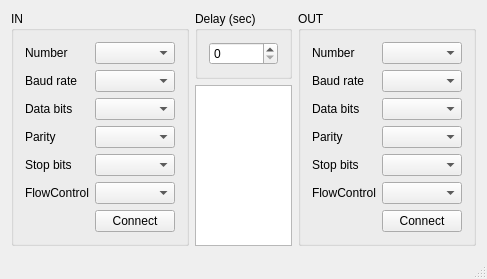
The window that mainwindow.ui (jivilkov/COMDoubler) describes before a commit, drawn with Qt 5.
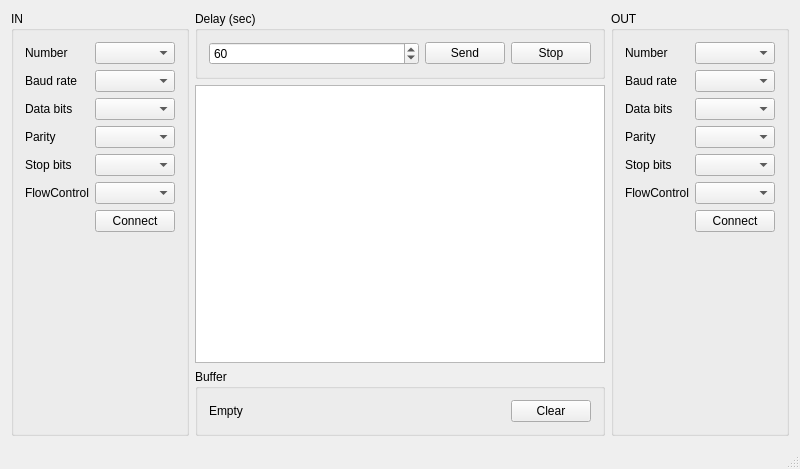
The same window after the commit.

The edit to the form file:
```diff
--- a/mainwindow.ui
+++ b/mainwindow.ui
@@ -6,46 +6,156 @@
    <rect>
     <x>0</x>
     <y>0</y>
-    <width>487</width>
-    <height>279</height>
+    <width>800</width>
+    <height>469</height>
    </rect>
   </property>
+  <property name="minimumSize">
+   <size>
+    <width>0</width>
+    <height>0</height>
+   </size>
+  </property>
+  <property name="baseSize">
+   <size>
+    <width>0</width>
+    <height>0</height>
+   </size>
+  </property>
   <property name="windowTitle">
    <string>MainWindow</string>
   </property>
   <widget class="QWidget" name="centralWidget">
    <layout class="QGridLayout" name="gridLayout_4">
-    <item row="0" column="0" rowspan="2">
+    <item row="0" column="1">
+     <widget class="QGroupBox" name="groupBox_3">
+      <property name="sizePolicy">
+       <sizepolicy hsizetype="Preferred" vsizetype="Preferred">
+        <horstretch>0</horstretch>
+        <verstretch>1</verstretch>
+       </sizepolicy>
+      </property>
+      <property name="title">
+       <string>Delay (sec)</string>
+      </property>
+      <layout class="QGridLayout" name="gridLayout_3">
+       <item row="0" column="1">
+        <widget class="QPushButton" name="buttonSend">
+         <property name="sizePolicy">
+          <sizepolicy hsizetype="Preferred" vsizetype="Fixed">
+           <horstretch>1</horstretch>
+           <verstretch>0</verstretch>
+          </sizepolicy>
+         </property>
+         <property name="text">
+          <string>Send</string>
+         </property>
+        </widget>
+       </item>
+       <item row="0" column="2">
+        <widget class="QPushButton" name="buttonStop">
+         <property name="sizePolicy">
+          <sizepolicy hsizetype="Preferred" vsizetype="Fixed">
+           <horstretch>1</horstretch>
+           <verstretch>0</verstretch>
+          </sizepolicy>
+         </property>
+         <property name="text">
+          <string>Stop</string>
+         </property>
+        </widget>
+       </item>
+       <item row="0" column="0">
+        <widget class="QSpinBox" name="spinBox">
+         <property name="sizePolicy">
+          <sizepolicy hsizetype="Preferred" vsizetype="Fixed">
+           <horstretch>4</horstretch>
+           <verstretch>0</verstretch>
+          </sizepolicy>
+         </property>
+         <property name="minimum">
+          <number>1</number>
+         </property>
+         <property name="maximum">
+          <number>3600</number>
+         </property>
+         <property name="value">
+          <number>60</number>
+         </property>
+        </widget>
+       </item>
+      </layout>
+     </widget>
+    </item>
+    <item row="1" column="1">
+     <widget class="QPlainTextEdit" name="textBrowser">
+      <property name="sizePolicy">
+       <sizepolicy hsizetype="Expanding" vsizetype="Preferred">
+        <horstretch>0</horstretch>
+        <verstretch>20</verstretch>
+       </sizepolicy>
+      </property>
+     </widget>
+    </item>
+    <item row="2" column="1">
+     <widget class="QGroupBox" name="groupBox_4">
+      <property name="sizePolicy">
+       <sizepolicy hsizetype="Preferred" vsizetype="Preferred">
+        <horstretch>0</horstretch>
+        <verstretch>1</verstretch>
+       </sizepolicy>
+      </property>
+      <property name="title">
+       <string>Buffer</string>
+      </property>
+      <layout class="QHBoxLayout" name="horizontalLayout">
+       <item>
+        <widget class="QLabel" name="currentByte">
+         <property name="sizePolicy">
+          <sizepolicy hsizetype="Preferred" vsizetype="Preferred">
+           <horstretch>8</horstretch>
+           <verstretch>0</verstretch>
+          </sizepolicy>
+         </property>
+         <property name="text">
+          <string>Empty</string>
+         </property>
+        </widget>
+       </item>
+       <item>
+        <widget class="QPushButton" name="clearBufferButton">
+         <property name="sizePolicy">
+          <sizepolicy hsizetype="Preferred" vsizetype="Fixed">
+           <horstretch>1</horstretch>
+           <verstretch>0</verstretch>
+          </sizepolicy>
+         </property>
+         <property name="text">
+          <string>Clear</string>
+         </property>
+        </widget>
+       </item>
+      </layout>
+     </widget>
+    </item>
+    <item row="0" column="0" rowspan="3">
      <widget class="QGroupBox" name="groupBox">
       <property name="title">
        <string>IN</string>
       </property>
       <layout class="QGridLayout" name="gridLayout">
-       <item row="3" column="1">
-        <widget class="QComboBox" name="comboBoxParityIn"/>
-       </item>
-       <item row="1" column="1">
-        <widget class="QComboBox" name="comboBoxBaudRateIn"/>
-       </item>
-       <item row="3" column="0">
-        <widget class="QLabel" name="label_4">
-         <property name="text">
-          <string>Parity</string>
-         </property>
-        </widget>
-       </item>
-       <item row="5" column="0">
-        <widget class="QLabel" name="label_6">
-         <property name="text">
-          <string>FlowControl</string>
-         </property>
-        </widget>
-       </item>
        <item row="0" column="1">
         <widget class="QComboBox" name="comboBoxNumberIn"/>
        </item>
-       <item row="2" column="1">
-        <widget class="QComboBox" name="comboBoxDataBitsIn"/>
+       <item row="0" column="0">
+        <widget class="QLabel" name="label">
+         <property name="text">
+          <string>Number</string>
+         </property>
+        </widget>
+       </item>
+       <item row="5" column="1">
+        <widget class="QComboBox" name="comboBoxFlowControlIn"/>
        </item>
        <item row="4" column="0">
         <widget class="QLabel" name="label_5">
@@ -54,6 +164,13 @@
          </property>
         </widget>
        </item>
+       <item row="7" column="1">
+        <widget class="QPushButton" name="buttonIN">
+         <property name="text">
+          <string>Connect</string>
+         </property>
+        </widget>
+       </item>
        <item row="1" column="0">
         <widget class="QLabel" name="label_2">
          <property name="text">
@@ -61,16 +178,32 @@
          </property>
         </widget>
        </item>
-       <item row="0" column="0">
-        <widget class="QLabel" name="label">
+       <item row="5" column="0">
+        <widget class="QLabel" name="label_6">
          <property name="text">
-          <string>Number</string>
+          <string>FlowControl</string>
          </property>
         </widget>
        </item>
        <item row="4" column="1">
         <widget class="QComboBox" name="comboBoxStopBitsIn"/>
        </item>
+       <item row="3" column="0">
+        <widget class="QLabel" name="label_4">
+         <property name="text">
+          <string>Parity</string>
+         </property>
+        </widget>
+       </item>
+       <item row="3" column="1">
+        <widget class="QComboBox" name="comboBoxParityIn"/>
+       </item>
+       <item row="1" column="1">
+        <widget class="QComboBox" name="comboBoxBaudRateIn"/>
+       </item>
+       <item row="2" column="1">
+        <widget class="QComboBox" name="comboBoxDataBitsIn"/>
+       </item>
        <item row="2" column="0">
         <widget class="QLabel" name="label_3">
          <property name="text">
@@ -78,52 +211,44 @@
          </property>
         </widget>
        </item>
-       <item row="5" column="1">
-        <widget class="QComboBox" name="comboBoxFlowControlIn"/>
-       </item>
-       <item row="6" column="1">
-        <widget class="QPushButton" name="buttonIN">
-         <property name="text">
-          <string>Connect</string>
+       <item row="8" column="1">
+        <spacer name="verticalSpacer">
+         <property name="orientation">
+          <enum>Qt::Vertical</enum>
          </property>
-        </widget>
+         <property name="sizeHint" stdset="0">
+          <size>
+           <width>20</width>
+           <height>40</height>
+          </size>
+         </property>
+        </spacer>
        </item>
       </layout>
      </widget>
     </item>
-    <item row="0" column="1">
-     <widget class="QGroupBox" name="groupBox_3">
-      <property name="title">
-       <string>Delay (sec)</string>
-      </property>
-      <layout class="QGridLayout" name="gridLayout_3">
-       <item row="0" column="0">
-        <widget class="QSpinBox" name="spinBox"/>
-       </item>
-      </layout>
-     </widget>
-    </item>
-    <item row="0" column="2" rowspan="2">
+    <item row="0" column="2" rowspan="3">
      <widget class="QGroupBox" name="groupBox_2">
       <property name="title">
        <string>OUT</string>
       </property>
       <layout class="QGridLayout" name="gridLayout_2">
-       <item row="0" column="1">
-        <widget class="QComboBox" name="comboBoxNumberOut"/>
+       <item row="1" column="1">
+        <widget class="QComboBox" name="comboBoxBaudRateOut"/>
        </item>
-       <item row="1" column="0">
-        <widget class="QLabel" name="label_8">
+       <item row="7" column="1">
+        <widget class="QPushButton" name="buttonOUT">
          <property name="text">
-          <string>Baud rate</string>
+          <string>Connect</string>
          </property>
         </widget>
        </item>
-       <item row="4" column="1">
-        <widget class="QComboBox" name="comboBoxStopBitsOut"/>
-       </item>
-       <item row="2" column="1">
-        <widget class="QComboBox" name="comboBoxDataBitsOut"/>
+       <item row="0" column="0">
+        <widget class="QLabel" name="label_7">
+         <property name="text">
+          <string>Number</string>
+         </property>
+        </widget>
        </item>
        <item row="2" column="0">
         <widget class="QLabel" name="label_9">
@@ -139,9 +264,6 @@
          </property>
         </widget>
        </item>
-       <item row="3" column="1">
-        <widget class="QComboBox" name="comboBoxParityOut"/>
-       </item>
        <item row="4" column="0">
         <widget class="QLabel" name="label_11">
          <property name="text">
@@ -149,25 +271,27 @@
          </property>
         </widget>
        </item>
+       <item row="1" column="0">
+        <widget class="QLabel" name="label_8">
+         <property name="text">
+          <string>Baud rate</string>
+         </property>
+        </widget>
+       </item>
+       <item row="2" column="1">
+        <widget class="QComboBox" name="comboBoxDataBitsOut"/>
+       </item>
        <item row="5" column="1">
         <widget class="QComboBox" name="comboBoxFlowControlOut"/>
        </item>
-       <item row="0" column="0">
-        <widget class="QLabel" name="label_7">
-         <property name="text">
-          <string>Number</string>
-         </property>
-        </widget>
+       <item row="3" column="1">
+        <widget class="QComboBox" name="comboBoxParityOut"/>
        </item>
-       <item row="1" column="1">
-        <widget class="QComboBox" name="comboBoxBaudRateOut"/>
+       <item row="0" column="1">
+        <widget class="QComboBox" name="comboBoxNumberOut"/>
        </item>
-       <item row="6" column="1">
-        <widget class="QPushButton" name="button_OUT">
-         <property name="text">
-          <string>Connect</string>
-         </property>
-        </widget>
+       <item row="4" column="1">
+        <widget class="QComboBox" name="comboBoxStopBitsOut"/>
        </item>
        <item row="5" column="0">
         <widget class="QLabel" name="label_12">
@@ -176,12 +300,22 @@
          </property>
         </widget>
        </item>
+       <item row="8" column="1">
+        <spacer name="verticalSpacer_2">
+         <property name="orientation">
+          <enum>Qt::Vertical</enum>
+         </property>
+         <property name="sizeHint" stdset="0">
+          <size>
+           <width>20</width>
+           <height>40</height>
+          </size>
+         </property>
+        </spacer>
+       </item>
       </layout>
      </widget>
     </item>
-    <item row="1" column="1">
-     <widget class="QTextBrowser" name="textBrowser"/>
-    </item>
    </layout>
   </widget>
   <widget class="QStatusBar" name="statusBar"/>
```
